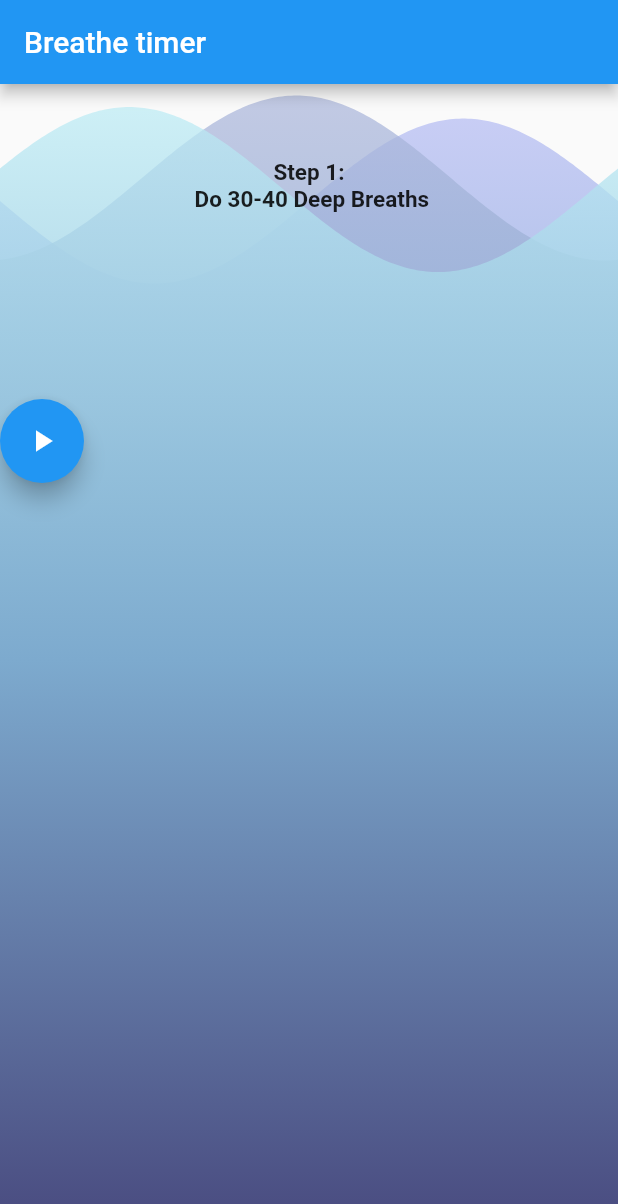
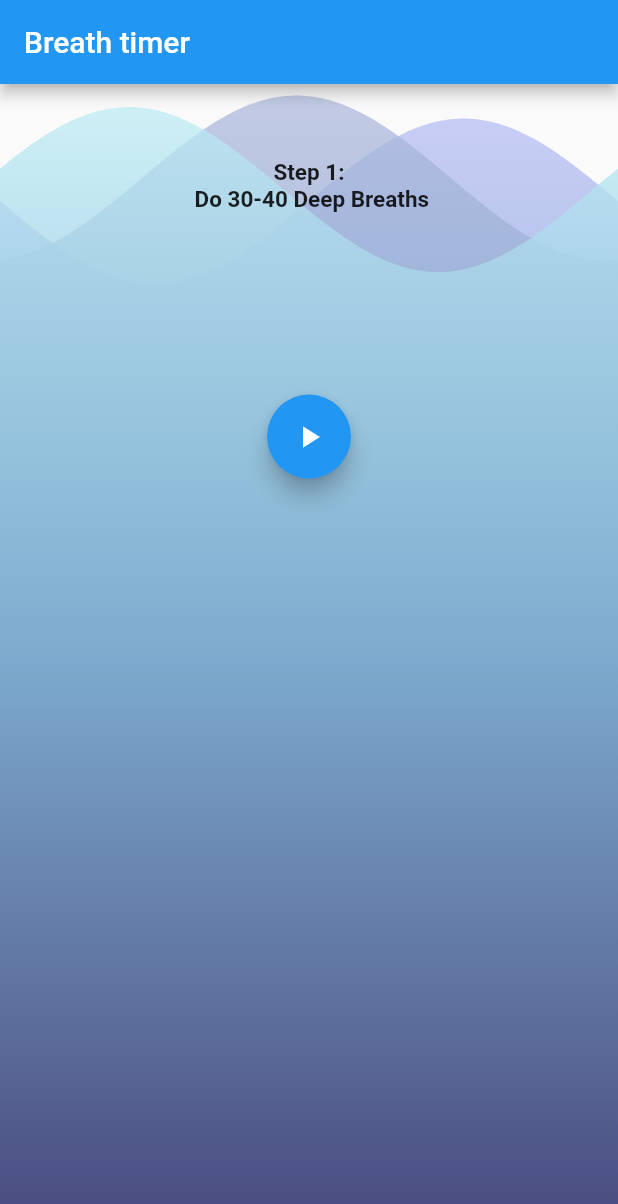
Before and after one commit to maxotto/flutter_breathe_timer, a Flutter app: the screen it shows after launch, on a phone screen of 412 x 824 dp. Shown: the top 1204 px of the screen. Run offline on Flutter 3.47's test engine with Material 2 defaults, Android fonts, the phone set to English and light mode, and no system bars; drawn by our look-alikes of wave; our stand-ins replace bloc, decimal, equatable, flutter_bloc; missing offline and left inert: flutter_beep.

Commit message:
Title l10n

```diff
--- a/lib/counter/view/wh_timer_page.dart
+++ b/lib/counter/view/wh_timer_page.dart
@@ -4,7 +4,7 @@ import 'package:flutter/material.dart';
 import 'package:flutter_bloc/flutter_bloc.dart';
 import 'package:wave/config.dart';
 import 'package:wave/wave.dart';
-
+import 'package:WimHofTimer/generated/l10n.dart';
 import '../wh_timer.dart';
 import 'wh_timer_view.dart';
 
@@ -19,7 +19,7 @@ class WHTimerPage extends StatelessWidget {
   @override
   Widget build(BuildContext context) {
     return Scaffold(
-      appBar: AppBar(title: Text('Breathe timer')),
+      appBar: AppBar(title: Text(S.of(context).appTitle)),
       body: Stack(
         children: [
           Background(),
--- a/lib/counter/view/wh_timer_view.dart
+++ b/lib/counter/view/wh_timer_view.dart
@@ -57,7 +57,7 @@ class WHTimerView extends StatelessWidget {
                   height: 10,
                 ),
                 SizedBox(
-                  height: 40,
+                  height: 37,
                   child: state.holdOnOutDuration > Decimal.zero
                       ? Text(state.holdOnOutDuration.toString(),
                           style: TextStyle(
@@ -96,7 +96,7 @@ class WHTimerView extends StatelessWidget {
 class Actions extends StatelessWidget {
   @override
   Widget build(BuildContext context) {
-    return Row(
+    return Column(
       mainAxisAlignment: MainAxisAlignment.start,
       children: _mapStateToActionButtons(
         whTimerBloc: BlocProvider.of<WhTimerBloc>(context),
--- a/lib/l10n/intl_en_US.arb
+++ b/lib/l10n/intl_en_US.arb
@@ -11,5 +11,9 @@
   "step3": "Step 3:\nDraw one big breath to fill your lungs. Hold the breath for 15 seconds",
   "@step3": {
     "description": "Step 3"
+  },
+  "appTitle": "Breath timer",
+  "@appTitle": {
+    "description": "App Title"
   }
 }
--- a/lib/l10n/intl_ru_RU.arb
+++ b/lib/l10n/intl_ru_RU.arb
@@ -11,6 +11,9 @@
   "step3": "Шаг 3:\nСделайте один глубокий вдох. Задержите дыхание на 15 секунд",
   "@step3": {
     "description": "Step 3"
+  },
+  "appTitle": "Таймер дыхания",
+  "@appTitle": {
+    "description": "App Title"
   }
-
 }
```
Also changed, not shown: lib/generated/intl/messages_en_US.dart, lib/generated/intl/messages_ru_RU.dart, lib/generated/l10n.dart.
